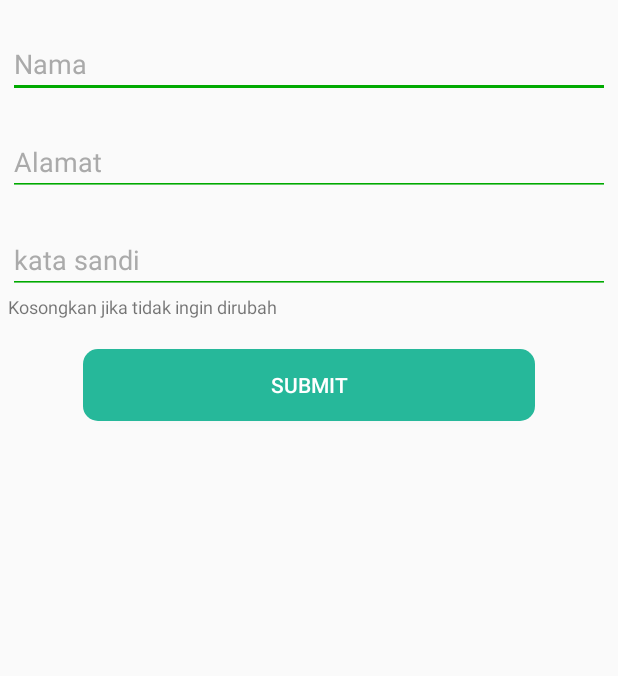
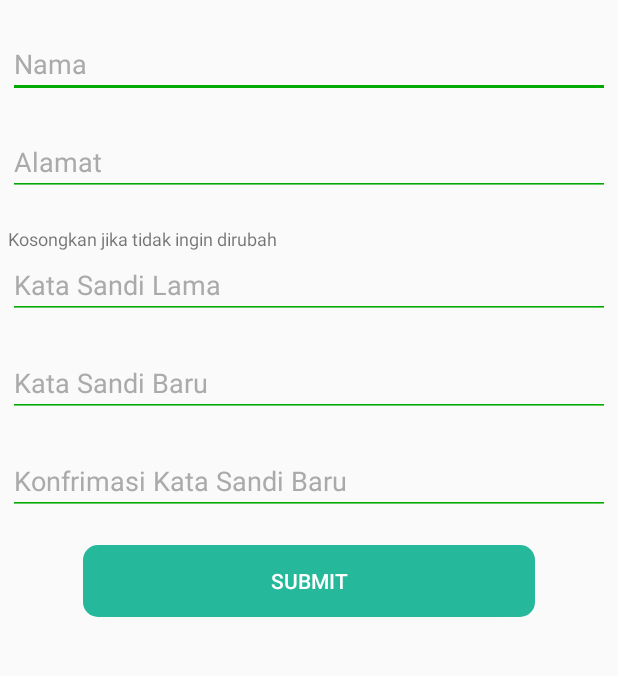
Before and after one commit to menma977/MitraTaniSejahtera, an Android app: the EditProfileActivity screen opened directly, with no data from a screen before it, after a tap on "SUBMIT", on a phone screen of 412 x 824 dp, the part 347-1023 px from its top. Run offline under Robolectric (Android 15) with nearby library versions, the phone set to English and light mode, and no system bars; our stand-ins replace CircleImageView; 1 statement that could not run was skipped.

Commit message:
21/03/2020
-Kalok Jadi Map Di Ganti
-ngefix bahasa
-ngefix pendfataran

```diff
--- a/app/src/main/java/com/mitratanisejahtera/fragment/HomeFragment.kt
+++ b/app/src/main/java/com/mitratanisejahtera/fragment/HomeFragment.kt
@@ -121,7 +121,6 @@ class HomeFragment : Fragment() {
       val response = UserController.Get(token).execute().get()
       val responseBalance = UserController.Balance(token).execute().get()
       if (response["code"] == 200 && responseBalance["code"] == 200) {
-        println(response)
         if (response.getJSONObject("response")["status"] == 0) {
           LogoutController(token).execute().get()
           activity?.runOnUiThread {
--- a/app/src/main/java/com/mitratanisejahtera/view/EditProfileActivity.kt
+++ b/app/src/main/java/com/mitratanisejahtera/view/EditProfileActivity.kt
@@ -36,6 +36,8 @@ class EditProfileActivity : AppCompatActivity() {
   private lateinit var name: EditText
   private lateinit var address: EditText
   private lateinit var password: EditText
+  private lateinit var newPassword: EditText
+  private lateinit var cNewPassword: EditText
   private lateinit var profileImage: ImageView
   private lateinit var saveButton: Button
   private lateinit var image: Uri
@@ -54,6 +56,8 @@ class EditProfileActivity : AppCompatActivity() {
     address = findViewById(R.id.addressEditText)
     profileImage = findViewById(R.id.profileImageView)
     password = findViewById(R.id.passwordEditText)
+    newPassword = findViewById(R.id.newPasswordEditText)
+    cNewPassword = findViewById(R.id.c_NewPasswordEditText)
     saveButton = findViewById(R.id.saveButton)
     profile()
 
@@ -84,7 +88,9 @@ class EditProfileActivity : AppCompatActivity() {
             val body = HashMap<String, String>()
             body["name"] = name.text.toString()
             body["address"] = address.text.toString()
-            body["password"] = password.text.toString()
+            body["password_lama"] = password.text.toString()
+            body["password_baru"] = newPassword.text.toString()
+            body["konfirmasi_password_baru"] = cNewPassword.text.toString()
             response = UserController.Post(user.token, body).execute().get()
             if (response["code"] == 200) {
               if (response["password"] == true) {
--- a/app/src/main/res/layout/activity_edit_profile.xml
+++ b/app/src/main/res/layout/activity_edit_profile.xml
@@ -60,24 +60,56 @@
         android:layout_width="match_parent"
         android:layout_height="20dp"/>
 
+    <TextView
+        android:text="@string/blank_password"
+        android:textSize="12sp"
+        android:layout_width="match_parent"
+        android:layout_height="wrap_content"
+        android:id="@+id/textView"/>
+
     <EditText
         android:id="@+id/passwordEditText"
         android:layout_width="match_parent"
         android:layout_height="wrap_content"
         android:backgroundTint="@color/colorAccent"
         android:ems="10"
-        android:hint="@string/password"
+        android:hint="@string/kata_sandi_lama"
         android:inputType="textPassword"
         android:textColor="@color/textPrimary"
         android:textColorHint="@color/Default"
         tools:ignore="Autofill"/>
 
-    <TextView
-        android:text="@string/blank_password"
-        android:textSize="12sp"
+    <Space
+        android:layout_width="match_parent"
+        android:layout_height="20dp"/>
+
+    <EditText
+        android:id="@+id/newPasswordEditText"
         android:layout_width="match_parent"
         android:layout_height="wrap_content"
-        android:id="@+id/textView"/>
+        android:backgroundTint="@color/colorAccent"
+        android:ems="10"
+        android:hint="@string/kata_sandi_baru"
+        android:inputType="textPassword"
+        android:textColor="@color/textPrimary"
+        android:textColorHint="@color/Default"
+        tools:ignore="Autofill"/>
+
+    <Space
+        android:layout_width="match_parent"
+        android:layout_height="20dp"/>
+
+    <EditText
+        android:id="@+id/c_NewPasswordEditText"
+        android:layout_width="match_parent"
+        android:layout_height="wrap_content"
+        android:backgroundTint="@color/colorAccent"
+        android:ems="10"
+        android:hint="@string/konfrimasi_kata_sandi_baru"
+        android:inputType="textPassword"
+        android:textColor="@color/textPrimary"
+        android:textColorHint="@color/Default"
+        tools:ignore="Autofill"/>
 
     <Space
         android:layout_width="match_parent"
--- a/app/src/main/res/layout/activity_register.xml
+++ b/app/src/main/res/layout/activity_register.xml
@@ -104,7 +104,7 @@
         android:ems="10"
         android:hint="@string/bank"
         android:importantForAutofill="no"
-        android:inputType="numberDecimal"
+        android:inputType="text"
         android:textColor="@color/textPrimary"
         android:textColorHint="@color/Default"/>
 
--- a/app/src/main/res/values/strings.xml
+++ b/app/src/main/res/values/strings.xml
@@ -18,7 +18,7 @@
   <string name="number_ktp">Nomor KTP</string>
   <string name="owner">Pemilik</string>
   <string name="phone_number">Nomor telepon</string>
-  <string name="photo_holding_ktp_id">foto memegang KTP ID</string>
+  <string name="photo_holding_ktp_id">foto memegang KTP</string>
   <string name="profile">Profil</string>
   <string name="province">Propinsi</string>
   <string name="receipt_date">Tanggal penerimaan</string>
@@ -46,10 +46,13 @@
   <string name="submit">Submit</string>
   <string name="total_stup">Total Porang</string>
   <string name="username">username</string>
-  <string name="binary">Binary</string>
+  <string name="binary">Gruop</string>
   <string name="status">status</string>
   <string name="gallery">Gallery</string>
-  <string name="location">Location</string>
   <string name="blank_password">Kosongkan jika tidak ingin dirubah</string>
   <string name="open_google_map">Bukan Lokasi Di Google map</string>
+  <string name="kata_sandi_lama">Kata Sandi Lama</string>
+  <string name="kata_sandi_baru">Kata Sandi Baru</string>
+  <string name="konfrimasi_kata_sandi_baru">Konfrimasi Kata Sandi Baru</string>
+  <string name="location">Lokasi</string>
 </resources>
```
Also changed, not shown: 1 other file.
